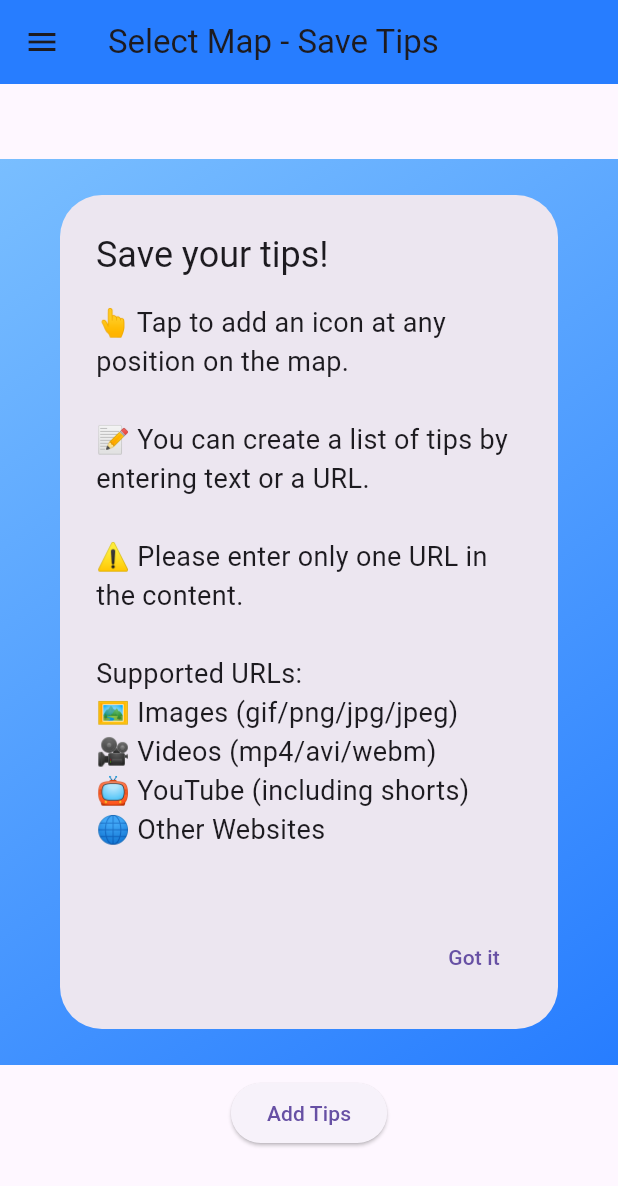
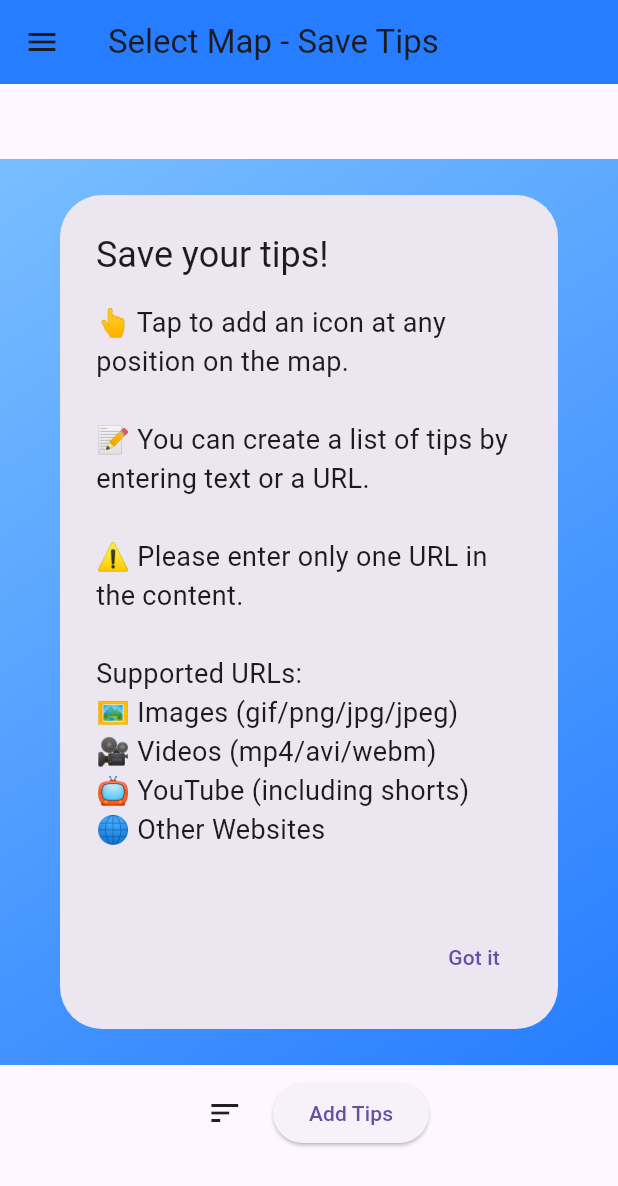
Before and after one commit to FYno52/game_tips_manager, a Flutter app: the screen it shows after launch, in the side drawer, after a tap on "Create Your Tips", on a phone screen of 412 x 824 dp. Shown: the top 1186 px of the screen. Run offline on Flutter 3.47's test engine with Material 3 defaults, Android fonts, the phone set to English and light mode, and no system bars; our stand-ins replace chewie, flutter_markdown, go_router, google_mobile_ads, image_picker, shared_preferences and 2 more; missing offline and left inert: flex_color_picker; network calls fail.

Commit message:
ソート機能を追加

```diff
--- a/lib/screens/tips_start_screen.dart
+++ b/lib/screens/tips_start_screen.dart
@@ -23,6 +23,8 @@ class _TipsStartScreenState extends State<TipsStartScreen> {
   BannerAd? _topBannerAd;
   BannerAd? _bottomBannerAd;
   final Uuid _uuid = const Uuid();
+  bool isSortedByName = false;
+  bool _isAscending = true;
 
   List<Map<String, String?>> _maps = [];
 
@@ -33,6 +35,7 @@ class _TipsStartScreenState extends State<TipsStartScreen> {
     _loadTopBannerAd();
     _loadBottomBannerAd();
     _loadMaps();
+    _loadSortPreferences();
   }
 
   Future<void> _checkFirstTime() async {
@@ -165,6 +168,49 @@ class _TipsStartScreenState extends State<TipsStartScreen> {
     }
   }
 
+  void _sortMaps(String criterion, {bool save = true, bool? ascending}) {
+    setState(() {
+      bool isAscending = ascending ?? _isAscending;
+      if (criterion == 'name') {
+        _maps.sort((a, b) =>
+            a['mapName']!.compareTo(b['mapName']!) * (isAscending ? 1 : -1));
+        isSortedByName = true;
+      } else if (criterion == 'creation') {
+        _maps.sort((a, b) =>
+            a['pageId']!.compareTo(b['pageId']!) * (isAscending ? 1 : -1));
+        isSortedByName = false;
+      }
+      _isAscending = isAscending;
+    });
+    if (save) {
+      _saveSortPreferences();
+    }
+  }
+
+  Future<void> _loadSortPreferences() async {
+    SharedPreferences prefs = await SharedPreferences.getInstance();
+    isSortedByName = prefs.getBool('isSortedByName') ?? false;
+    _isAscending = prefs.getBool('isAscending') ?? true;
+    _sortMaps(isSortedByName ? 'name' : 'creation',
+        save: false, ascending: _isAscending);
+  }
+
+  Future<void> _saveSortPreferences() async {
+    SharedPreferences prefs = await SharedPreferences.getInstance();
+    await prefs.setBool('isSortedByName', isSortedByName);
+    await prefs.setBool('isAscending', _isAscending);
+  }
+
+  void _onSortSelected(String criterion) {
+    if (isSortedByName == (criterion == 'name')) {
+      // ソート基準が同じなら昇順/降順を反転
+      _sortMaps(criterion, ascending: !_isAscending);
+    } else {
+      // ソート基準が違うならデフォルトの昇順でソート
+      _sortMaps(criterion, ascending: true);
+    }
+  }
+
   @override
   void dispose() {
     _topBannerAd?.dispose();
@@ -258,9 +304,33 @@ class _TipsStartScreenState extends State<TipsStartScreen> {
           ),
           Padding(
             padding: const EdgeInsets.all(8.0),
-            child: ElevatedButton(
-              onPressed: _showAddMapDialog,
-              child: const Text('Add Tips'),
+            child: Row(
+              mainAxisAlignment: MainAxisAlignment.center,
+              children: [
+                PopupMenuButton<String>(
+                  onSelected: _onSortSelected,
+                  itemBuilder: (BuildContext context) {
+                    return [
+                      PopupMenuItem<String>(
+                        value: 'name',
+                        child: Text(
+                            'Sort by Name (${isSortedByName ? 'Asc' : 'Desc'})'),
+                      ),
+                      PopupMenuItem<String>(
+                        value: 'creation',
+                        child: Text(
+                            'Sort by Creation (${_isAscending ? 'Asc' : 'Desc'})'),
+                      ),
+                    ];
+                  },
+                  icon: const Icon(Icons.sort),
+                ),
+                const SizedBox(width: 8),
+                ElevatedButton(
+                  onPressed: _showAddMapDialog,
+                  child: const Text('Add Tips'),
+                ),
+              ],
             ),
           ),
           SizedBox(
```
